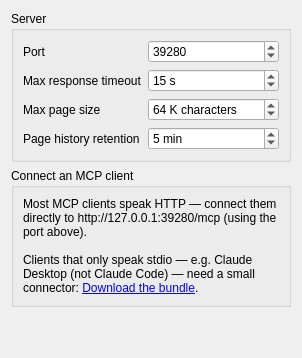
This is freecad/mcp_bridge/Resources/Ui/preferences.ui in CREATeNG/freecad-mcp-bridge as Qt 5 draws it before an edit. The edited form follows.
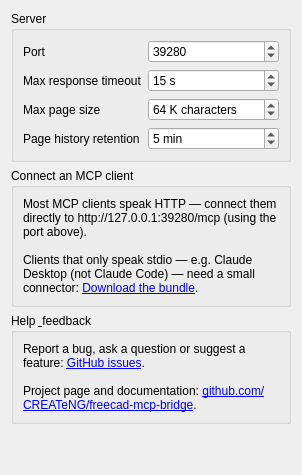
This is the edited form. Custom widgets are drawn as their Qt base class.

Commit message: Preferences: a Help & feedback box linking to issues and the project page

Diff of the .ui file:
```diff
--- a/freecad/mcp_bridge/Resources/Ui/preferences.ui
+++ b/freecad/mcp_bridge/Resources/Ui/preferences.ui
@@ -174,6 +174,31 @@
      </layout>
     </widget>
    </item>
+   <item>
+    <widget class="QGroupBox" name="helpGroup">
+     <property name="title">
+      <string>Help &amp; feedback</string>
+     </property>
+     <layout class="QVBoxLayout" name="helpLayout">
+      <item>
+       <widget class="QLabel" name="helpNote">
+        <property name="textFormat">
+         <enum>Qt::RichText</enum>
+        </property>
+        <property name="text">
+         <string>Report a bug, ask a question or suggest a feature: &lt;a href="https://github.com/CREATeNG/freecad-mcp-bridge/issues"&gt;GitHub issues&lt;/a&gt;.&lt;br/&gt;&lt;br/&gt;Project page and documentation: &lt;a href="https://github.com/CREATeNG/freecad-mcp-bridge"&gt;github.com/CREATeNG/freecad-mcp-bridge&lt;/a&gt;.</string>
+        </property>
+        <property name="wordWrap">
+         <bool>true</bool>
+        </property>
+        <property name="openExternalLinks">
+         <bool>true</bool>
+        </property>
+       </widget>
+      </item>
+     </layout>
+    </widget>
+   </item>
    <item>
     <spacer name="verticalSpacer">
      <property name="orientation">
```
